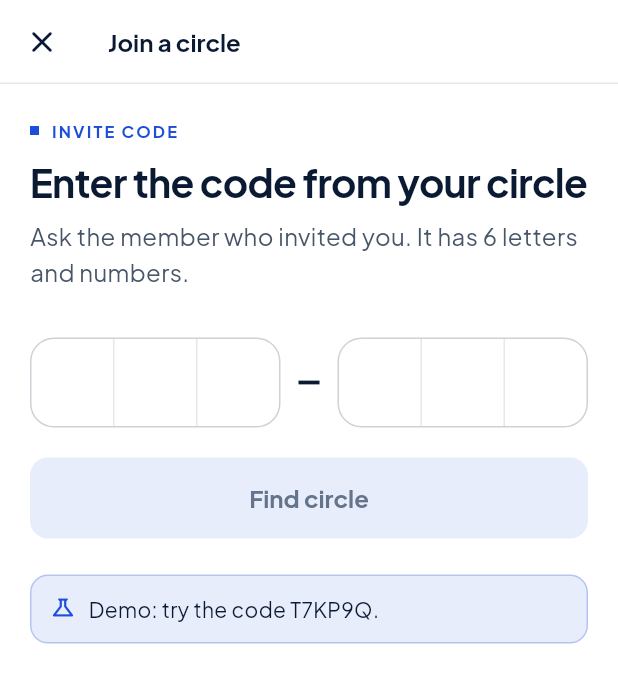
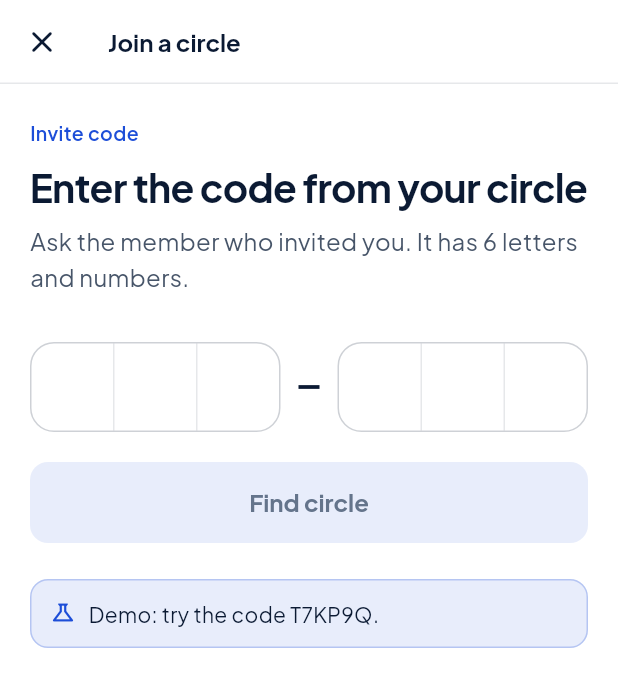
Before and after one commit to adeyanjufuhad/Sova, a Flutter app: the CirclesScreen screen opened by its route, after a tap on "Join with a code", on a phone screen of 412 x 824 dp. Shown: the top 687 px of the screen. Run offline on Flutter 3.47's test engine with Material 3 defaults, Android fonts, the phone set to English and light mode, and no system bars; our stand-ins replace flutter_riverpod, flutter_secure_storage, go_router, image_picker, web; accounts and stored records are empty.

Commit message:
Drop the square marker and capitals from app section labels

```diff
--- a/app/lib/core/theme/sova_text_styles.dart
+++ b/app/lib/core/theme/sova_text_styles.dart
@@ -76,13 +76,12 @@ abstract final class SovaText {
     color: SovaColors.textMuted,
   );
 
-  /// Small uppercase section label, like the website's eyebrows.
+  /// Small section label in sentence case, like the website's eyebrows.
   static const eyebrow = TextStyle(
     fontFamily: family,
-    fontSize: 11,
+    fontSize: 13,
     height: 1.3,
-    fontWeight: FontWeight.w700,
-    letterSpacing: 1.4,
+    fontWeight: FontWeight.w600,
     color: SovaColors.electric,
   );
 
--- a/app/lib/features/activity/activity_screen.dart
+++ b/app/lib/features/activity/activity_screen.dart
@@ -76,7 +76,7 @@ class _ActivityScreenState extends ConsumerState<ActivityScreen> {
                   for (final (gi, entry) in groups.entries.indexed) ...[
                     Padding(
                       padding: const EdgeInsets.only(top: SovaSpacing.md, bottom: SovaSpacing.xs),
-                      child: Text(entry.key.toUpperCase(), style: SovaText.eyebrow.copyWith(color: SovaColors.textMuted)),
+                      child: Text(entry.key, style: SovaText.eyebrow.copyWith(color: SovaColors.textMuted)),
                     ),
                     for (final (i, a) in entry.value.indexed) StaggeredIn(index: gi + i, child: _ActivityRow(a)),
                   ],
--- a/app/lib/shared/widgets/common.dart
+++ b/app/lib/shared/widgets/common.dart
@@ -38,7 +38,7 @@ class SovaLogo extends StatelessWidget {
   }
 }
 
-/// Small uppercase label with a square marker, like the website's eyebrows.
+/// Small section label in sentence case, like the website's eyebrows.
 class Eyebrow extends StatelessWidget {
   const Eyebrow(this.text, {super.key, this.onBlue = false});
 
@@ -48,15 +48,7 @@ class Eyebrow extends StatelessWidget {
   @override
   Widget build(BuildContext context) {
     final color = onBlue ? SovaColors.sky : SovaColors.electric;
-    return Row(
-      mainAxisSize: MainAxisSize.min,
-      children: [
-        Container(width: 6, height: 6, color: color),
-        const SizedBox(width: SovaSpacing.sm),
-        // Flexible so a long label wraps instead of overflowing on small phones.
-        Flexible(child: Text(text.toUpperCase(), style: SovaText.eyebrow.copyWith(color: color))),
-      ],
-    );
+    return Text(text, style: SovaText.eyebrow.copyWith(color: color));
   }
 }
 
```
Also changed, not shown: 2 other files.
